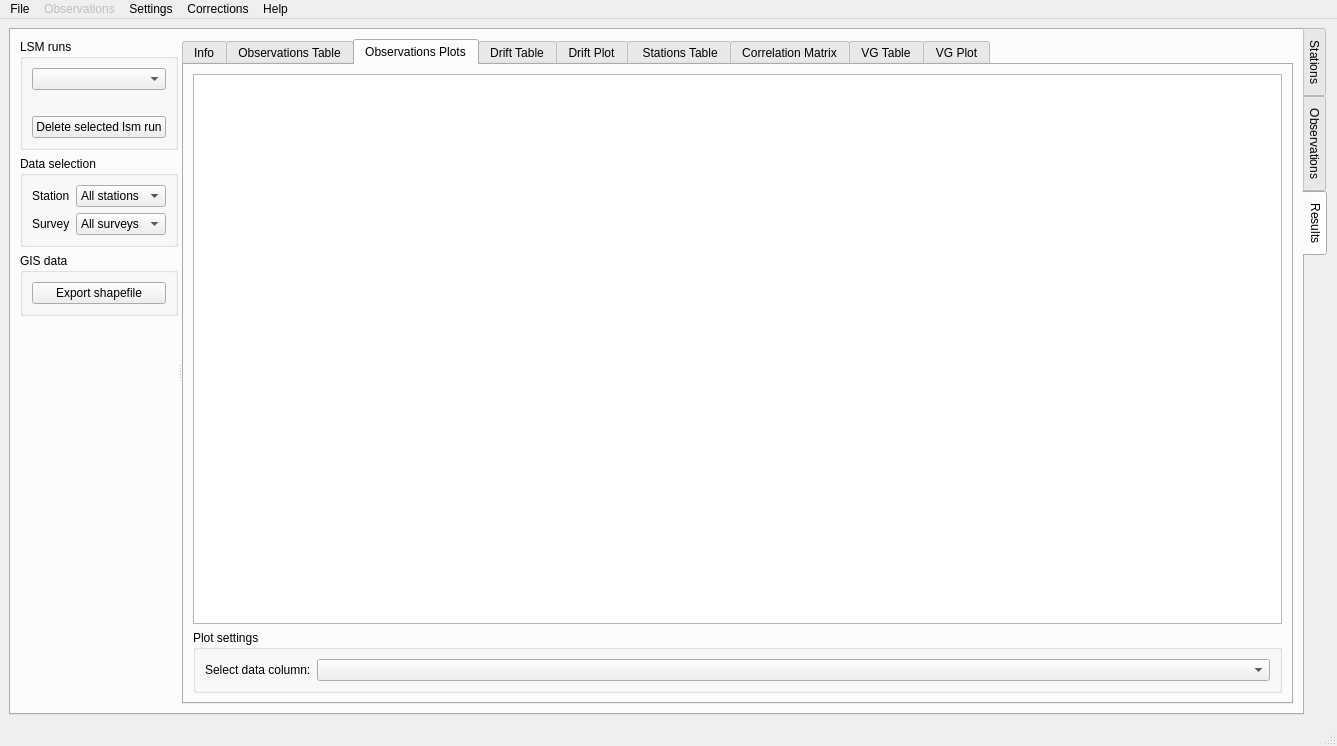
Above: gravtools/gui/MainWindow.ui from ahellers/GravTools before the change. Below: the same form after it.
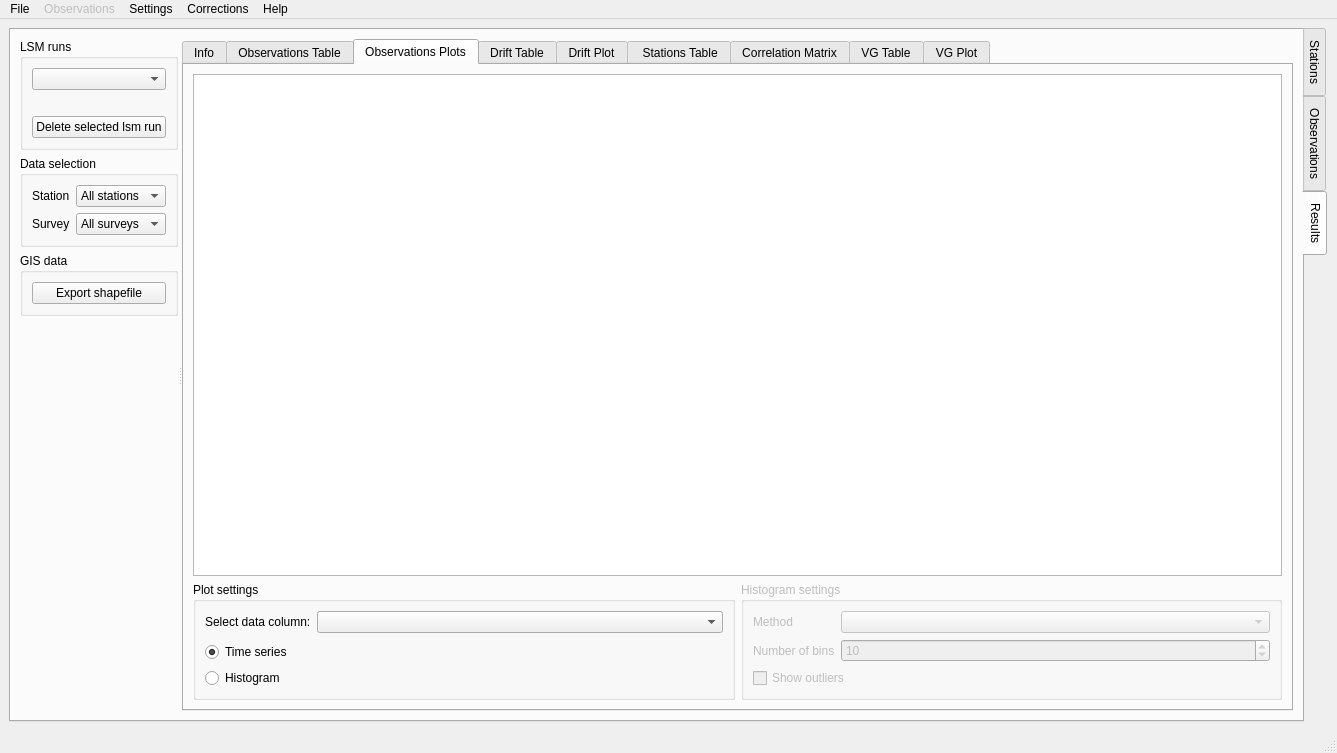
That is the form after the change. The open tabs and pages were chosen to show the change. Custom widgets are drawn as their Qt base class.

Commit message: Addes observation results histogram plot and fixed a deprication warning ("DeprecationWarning: parsing timezone aware datetimes is deprecated; this will raise an error in the future")

The edit to the form file:
```diff
--- a/gravtools/gui/MainWindow.ui
+++ b/gravtools/gui/MainWindow.ui
@@ -10,7 +10,7 @@
     <x>0</x>
     <y>0</y>
     <width>1337</width>
-    <height>746</height>
+    <height>753</height>
    </rect>
   </property>
   <property name="windowTitle">
@@ -773,11 +773,13 @@
             <attribute name="title">
              <string>Observations Plots</string>
             </attribute>
-            <layout class="QVBoxLayout" name="verticalLayout_13">
+            <layout class="QVBoxLayout" name="verticalLayout_38">
              <item>
               <widget class="GraphicsLayoutWidget" name="graphicsLayoutWidget_results_observations_plots"/>
              </item>
              <item>
+              <layout class="QHBoxLayout" name="horizontalLayout">
+               <item>
               <widget class="QGroupBox" name="groupBox_plot_settings">
                <property name="title">
                 <string>Plot settings</string>
@@ -797,8 +799,83 @@
                   </item>
                  </layout>
                 </item>
-               </layout>
-              </widget>
+                  <item>
+                   <widget class="QRadioButton" name="radioButton_results_obs_plot_timeseries">
+                    <property name="text">
+                     <string>Time series</string>
+                    </property>
+                    <property name="checked">
+                     <bool>true</bool>
+                    </property>
+                   </widget>
+                  </item>
+                  <item>
+                   <widget class="QRadioButton" name="radioButton_results_obs_plot_histogram">
+                    <property name="text">
+                     <string>Histogram</string>
+                    </property>
+                   </widget>
+                  </item>
+                 </layout>
+                </widget>
+               </item>
+               <item>
+                <widget class="QGroupBox" name="groupBox_histogram_settings">
+                 <property name="enabled">
+                  <bool>false</bool>
+                 </property>
+                 <property name="title">
+                  <string>Histogram settings</string>
+                 </property>
+                 <layout class="QVBoxLayout" name="verticalLayout_13">
+                  <item>
+                   <layout class="QFormLayout" name="formLayout_8">
+                    <item row="0" column="0">
+                     <widget class="QLabel" name="label_11">
+                      <property name="text">
+                       <string>Method</string>
+                      </property>
+                     </widget>
+                    </item>
+                    <item row="0" column="1">
+                     <widget class="QComboBox" name="comboBox_results_obs_plot_hist_method"/>
+                    </item>
+                    <item row="1" column="0">
+                     <widget class="QLabel" name="label_results_obs_plot_number_bins">
+                      <property name="text">
+                       <string>Number of bins</string>
+                      </property>
+                     </widget>
+                    </item>
+                    <item row="1" column="1">
+                     <widget class="QSpinBox" name="spinBox_results_obs_plot_number_bins">
+                      <property name="minimum">
+                       <number>2</number>
+                      </property>
+                      <property name="maximum">
+                       <number>1000</number>
+                      </property>
+                      <property name="value">
+                       <number>10</number>
+                      </property>
+                     </widget>
+                    </item>
+                   </layout>
+                  </item>
+                  <item>
+                   <widget class="QCheckBox" name="checkBox_results_obs_plot_show_outliers">
+                    <property name="enabled">
+                     <bool>false</bool>
+                    </property>
+                    <property name="text">
+                     <string>Show outliers</string>
+                    </property>
+                   </widget>
+                  </item>
+                 </layout>
+                </widget>
+               </item>
+              </layout>
              </item>
             </layout>
            </widget>
```
Left out of the diff: 21 changed lines with no effect on the pictures. Lines whose indentation alone changed are shown as unchanged. The commit also changes 3 other files.
